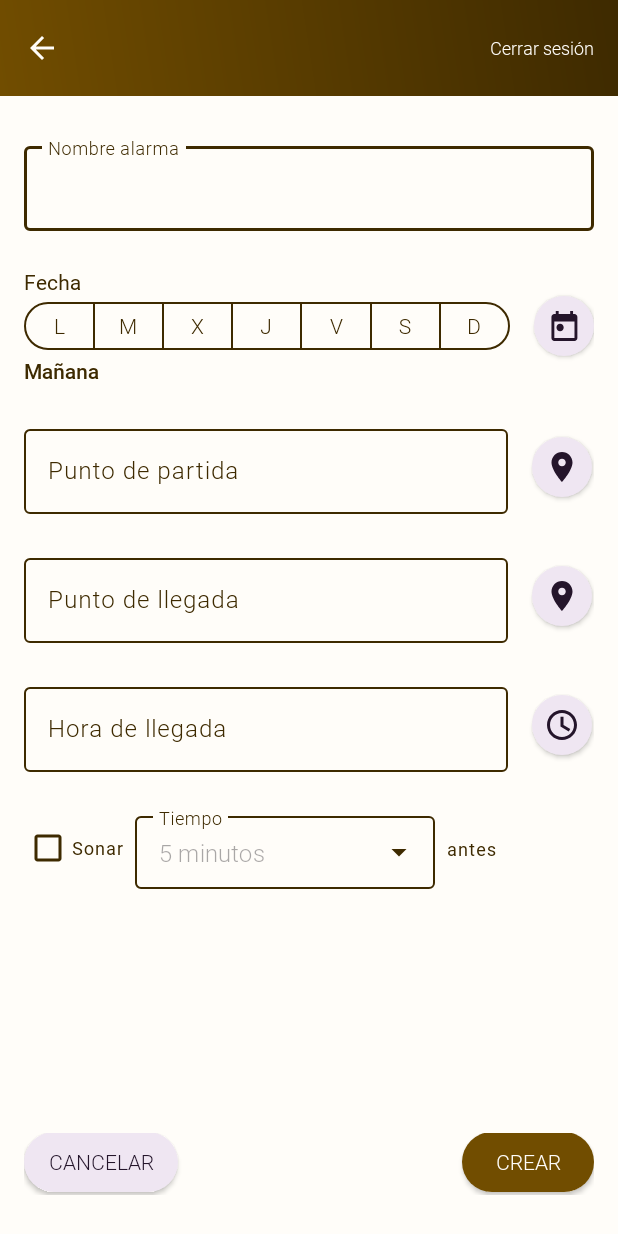
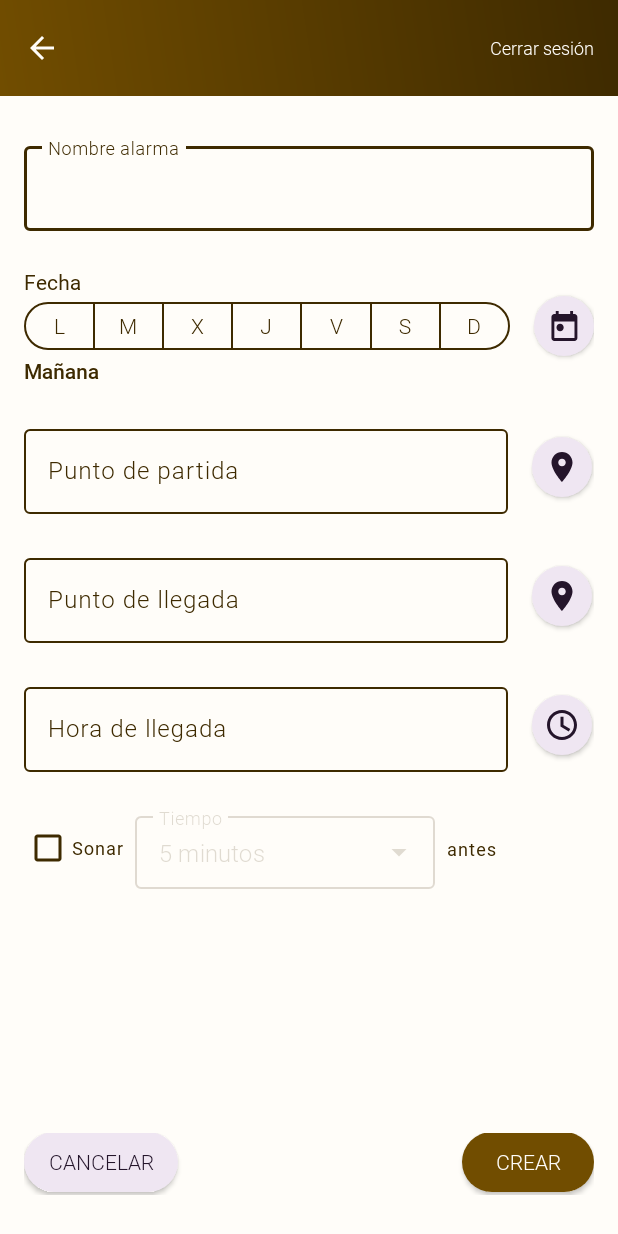
Before and after one commit to Molvilada/MISW4302-2024-11-EQUIPO10-DepartTime-Mobile, an Android app: the CreateAlarmActivity screen opened directly, with no data from a screen before it, on a phone screen of 412 x 824 dp. Run offline under Robolectric (Android 15) with nearby library versions, the phone set to English and light mode, and no system bars.

Commit message:
:sparkles: calendar

```diff
--- a/app/src/main/java/com/misoux/departtime/CreateAlarmActivity.kt
+++ b/app/src/main/java/com/misoux/departtime/CreateAlarmActivity.kt
@@ -6,8 +6,14 @@ import android.os.Bundle
 import android.widget.ArrayAdapter
 import android.widget.AutoCompleteTextView
 import android.widget.CheckBox
-import androidx.core.content.ContentProviderCompat.requireContext
 import androidx.core.content.ContextCompat
+import com.google.android.material.button.MaterialButton
+import com.google.android.material.datepicker.CalendarConstraints
+import com.google.android.material.datepicker.DateValidatorPointForward
+import com.google.android.material.datepicker.MaterialDatePicker
+import com.google.android.material.textfield.TextInputLayout
+import androidx.core.util.Pair
+
 
 class CreateAlarmActivity : AppCompatActivity() {
     override fun onCreate(savedInstanceState: Bundle?) {
@@ -25,17 +31,14 @@ class CreateAlarmActivity : AppCompatActivity() {
         val items = listOf("5 minutos", "10 minutos", "15 minutos", "30 minutos", "1 hora")
         val adapter = ArrayAdapter(this, R.layout.dropdown_menu_popup_item, items)
         val dropdownMenu = findViewById<AutoCompleteTextView>(R.id.dropdown_autocomplete)
+        val dropdownMenuInput = findViewById<TextInputLayout>(R.id.dropdown_menu)
         val checkBox = findViewById<CheckBox>(R.id.check_in_advance)
-
         dropdownMenu.setAdapter(adapter)
 
         dropdownMenu.setText("5 minutos", false)
 
-        dropdownMenu.isEnabled = checkBox.isChecked
-
         checkBox.setOnCheckedChangeListener { _, isChecked ->
-            dropdownMenu.isEnabled = isChecked
-
+            dropdownMenuInput.isEnabled = isChecked
         }
 
         val autoCompleteTextView = findViewById<AutoCompleteTextView>(R.id.dropdown_autocomplete)
@@ -43,5 +46,24 @@ class CreateAlarmActivity : AppCompatActivity() {
         val dropDownBackground = ColorDrawable(ContextCompat.getColor(this, R.color.surface))
         autoCompleteTextView.setDropDownBackgroundDrawable(dropDownBackground)
 
+
+        val buttonCalendar: MaterialButton = findViewById(R.id.button_calendar)
+
+        val constraintsBuilder = CalendarConstraints.Builder()
+            .setOpenAt(MaterialDatePicker.todayInUtcMilliseconds())
+            .setValidator(DateValidatorPointForward.now())
+
+        buttonCalendar.setOnClickListener {
+            val datePickerDialog = MaterialDatePicker.Builder.datePicker()
+                .setTheme(R.style.CustomMaterialDatePickerStyle)
+                .setTitleText("Selecciona una fecha o rango de fechas")
+                .setSelection(MaterialDatePicker.todayInUtcMilliseconds())
+                .setCalendarConstraints(constraintsBuilder.build())
+                .build()
+
+
+            datePickerDialog.show(supportFragmentManager, "datePicker")
+        }
+
     }
 }
--- a/app/src/main/res/layout/activity_create_alarm.xml
+++ b/app/src/main/res/layout/activity_create_alarm.xml
@@ -304,7 +304,8 @@
                 android:layout_width="200dp"
                 android:layout_height="wrap_content"
                 android:layout_marginStart="8dp"
-                android:layout_marginEnd="8dp">
+                android:layout_marginEnd="8dp"
+                android:enabled="false">
 
                 <AutoCompleteTextView
                     android:id="@+id/dropdown_autocomplete"
@@ -312,7 +313,9 @@
                     android:layout_height="wrap_content"
                     android:inputType="none"
                     android:hint="Tiempo"
-                    android:backgroundTint="@color/surface" />
+                    android:backgroundTint="@color/surface"
+                    android:textColorHint="@color/box_stroke_color"
+                    android:textColor="@color/box_stroke_color"/>
 
             </com.google.android.material.textfield.TextInputLayout>
             <TextView
--- a/app/src/main/res/layout/dropdown_menu_popup_item.xml
+++ b/app/src/main/res/layout/dropdown_menu_popup_item.xml
@@ -4,4 +4,5 @@
     android:layout_height="wrap_content"
     android:padding="16dp"
     android:textAppearance="?attr/textAppearanceListItem"
-    android:background="@color/surface"/>
+    android:background="@color/surface"
+    android:textColor="@color/onPrimaryContainer"/>
--- a/app/src/main/res/values/colors.xml
+++ b/app/src/main/res/values/colors.xml
@@ -4,9 +4,10 @@
     <color name="onPrimaryContainerDisabled">#293E2A00</color>
     <color name="onPrimary">#FFFDF9</color>
     <color name="primary">#714D00</color>
+    <color name="primaryOpacity20">#33714D00</color>
     <color name="white">#FFFFFF</color>
-    <color name="surface">#FFE2A4</color>
-    <color name="surfaceContainerHighest">#FFF2D7</color>
+    <color name="surface">#FFEDC6</color>
+    <color name="surfaceContainerHighest">#FFEDC6</color>
     <color name="gray">#666666</color>
     <color name="secondary">#EFE6F2</color>
     <color name="onSecondary">#24152B</color>
--- a/app/src/main/res/values/styles.xml
+++ b/app/src/main/res/values/styles.xml
@@ -104,16 +104,26 @@
         <item name="android:insetBottom">0dp</item>
     </style>
 
-    <!-- Estilo para TextInputLayout -->
     <style name="CustomDropdownStyle" parent="Widget.MaterialComponents.TextInputLayout.OutlinedBox.Dense.ExposedDropdownMenu">
         <item name="backgroundTint">@color/onPrimary</item>
         <item name="boxStrokeColor">@color/box_stroke_color</item>
-        <item name="android:textColor">@color/onPrimaryContainer</item>
-        <item name="android:textColorHint">@color/onPrimaryContainer</item>
+        <item name="android:textColor">@color/box_stroke_color</item>
+        <item name="android:textColorHint">@color/box_stroke_color</item>
         <item name="hintTextColor">@color/onPrimaryContainer</item>
-        <item name="endIconTint">@color/onPrimaryContainer</item>
+        <item name="endIconTint">@color/box_stroke_color</item>
+    </style>
+
+    <style name="CustomMaterialDatePickerStyle" parent="ThemeOverlay.Material3.MaterialCalendar">
+        <item name="colorPrimary">@color/primary</item>
+        <item name="colorOnPrimary">@color/onPrimary</item>
+        <item name="colorSurface">@color/surface</item>
+        <item name="colorOnSurface">@color/onPrimaryContainer</item>
+        <item name="colorOnSurfaceVariant">@color/onPrimaryContainer</item>
+        <item name="colorSecondaryContainer">@color/primaryOpacity20</item>
     </style>
 
 
 
+
+
 </resources>
```
